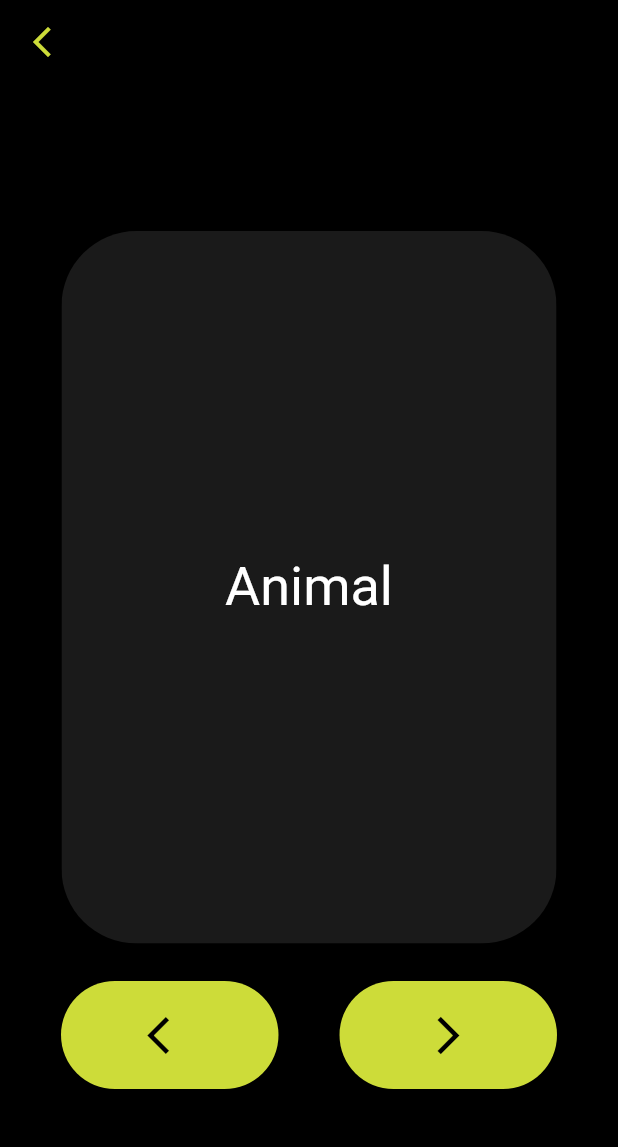
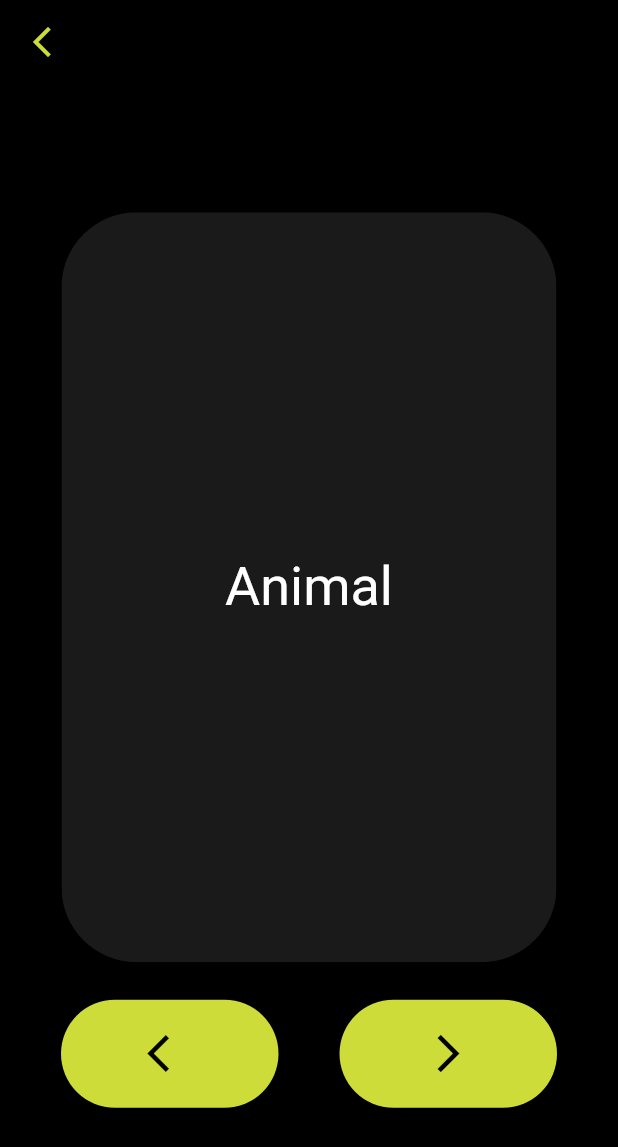
Before and after one commit to Kacp-R/fiszki, a Flutter app: the screen it shows after launch, after a tap on an icon or button, on a phone screen of 412 x 824 dp. Shown: the top 1147 px of the screen. Run offline on Flutter 3.47's test engine with Material 2 defaults, Android fonts, the phone set to English and light mode, and no system bars; drawn by our look-alikes of flip_card; our stand-ins replace pie_chart.

```diff
--- a/lib/flashcards.dart
+++ b/lib/flashcards.dart
@@ -66,7 +66,7 @@ class FlashcardsPageState extends State<FlashcardsPage> {
             front: ClipRRect(
               borderRadius: BorderRadius.circular(50),
               child: Container(
-                height: 475,
+                height: 500,
                 width: 330,
                 color: Colors.white10,
                 child: Center(
@@ -80,7 +80,7 @@ class FlashcardsPageState extends State<FlashcardsPage> {
             back: ClipRRect(
               borderRadius: BorderRadius.circular(50),
               child: Container(
-                height: 475,
+                height: 500,
                 width: 330,
                 color: Colors.lime,
                 child: Center(
```
Also changed, not shown: lib/stats.dart (+33 -12 lines).
